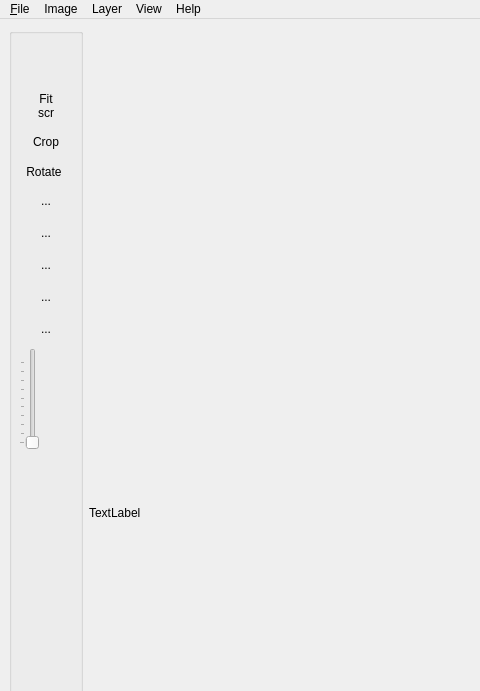
Before: the Qt Designer form bLUe.ui in bvirxx/bLUe_PYSIDE, drawn with Qt 5; both pictures show x 0 to 480 and y 0 to 691 of the 1169 by 1007 pixel window.
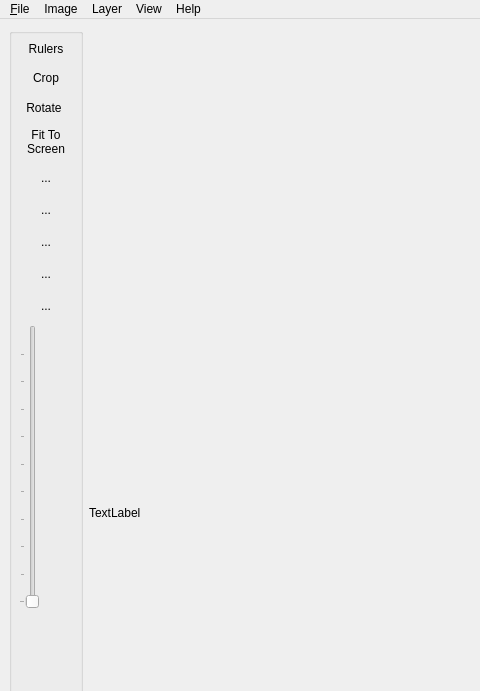
After: the same form once the commit is applied. Icons and pictures are not drawn. Custom widgets are drawn as their Qt base class.

Commit message: cropping, top level tool buttons

The edit to the form file:
```diff
--- a/bLUe.ui
+++ b/bLUe.ui
@@ -65,9 +65,9 @@
          <property name="geometry">
           <rect>
            <x>10</x>
-           <y>60</y>
+           <y>10</y>
            <width>54</width>
-           <height>362</height>
+           <height>571</height>
           </rect>
          </property>
          <layout class="QVBoxLayout" name="verticalLayout_3">
@@ -82,12 +82,6 @@
               <verstretch>0</verstretch>
              </sizepolicy>
             </property>
-            <property name="minimumSize">
-             <size>
-              <width>32</width>
-              <height>26</height>
-             </size>
-            </property>
             <property name="toolTip">
              <string>Fit screen</string>
             </property>
@@ -95,8 +89,7 @@
              <string>Fit_Screen</string>
             </property>
             <property name="text">
-             <string>Fit
-scr</string>
+             <string>Rulers</string>
             </property>
             <property name="checkable">
              <bool>true</bool>
@@ -165,6 +158,41 @@
             </property>
            </widget>
           </item>
+          <item>
+           <widget class="QToolButton" name="fitButton">
+            <property name="sizePolicy">
+             <sizepolicy hsizetype="Preferred" vsizetype="Preferred">
+              <horstretch>0</horstretch>
+              <verstretch>0</verstretch>
+             </sizepolicy>
+            </property>
+            <property name="minimumSize">
+             <size>
+              <width>32</width>
+              <height>26</height>
+             </size>
+            </property>
+            <property name="toolTip">
+             <string>Fit Image To Screen</string>
+            </property>
+            <property name="accessibleName">
+             <string>Fit_Screen</string>
+            </property>
+            <property name="text">
+             <string>Fit To
+Screen</string>
+            </property>
+            <property name="checkable">
+             <bool>false</bool>
+            </property>
+            <property name="autoExclusive">
+             <bool>false</bool>
+            </property>
+            <property name="autoRaise">
+             <bool>true</bool>
+            </property>
+           </widget>
+          </item>
           <item>
            <widget class="QToolButton" name="toolButton_2">
             <property name="sizePolicy">
```
Left out of the diff: 9 changed lines with no effect on the pictures. The commit also changes 5 other files.
